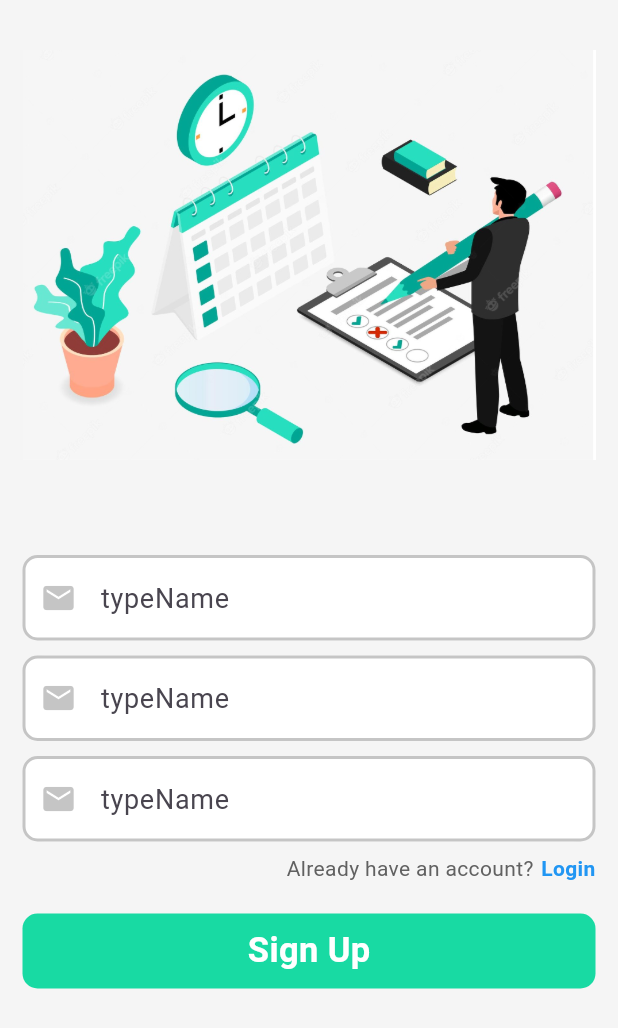
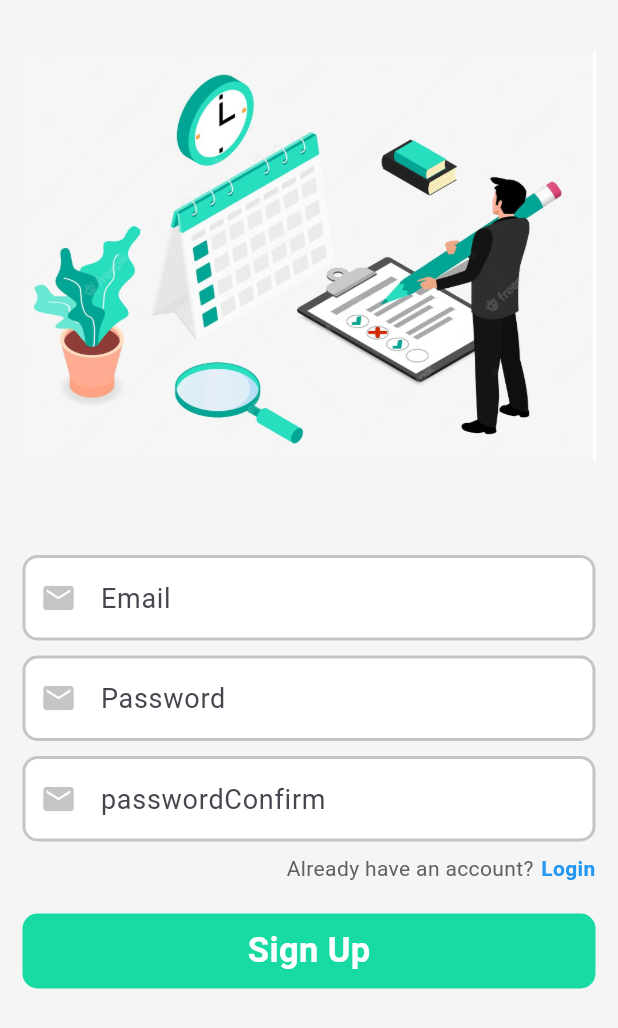
Before and after one commit to Emerson018/flutter_app, a Flutter app: the screen it shows after launch, after a tap on "Sign Up", on a phone screen of 412 x 824 dp. Shown: the top 1028 px of the screen. Run offline on Flutter 3.47's test engine with Material 3 defaults, Android fonts, the phone set to English and light mode, and no system bars; our stand-ins replace firebase_auth, firebase_core; accounts and stored records are empty.

Commit message:
corrigindo hinText

```diff
--- a/flutter_app/lib/main.dart
+++ b/flutter_app/lib/main.dart
@@ -24,3 +24,4 @@ class MyApp extends StatelessWidget {
     );
   }
 }
+// caso o erro aconteça de novo, segue o link: https://chat.deepseek.com/a/chat/s/321c1235-1cd6-4be6-8fa3-ef0c79b89b7f
--- a/flutter_app/lib/screen/login.dart
+++ b/flutter_app/lib/screen/login.dart
@@ -138,7 +138,7 @@ class _LogInScreenState extends State<LogInScreen> {
               horizontal: 15,
               vertical: 15
             ),
-            hintText: 'typeName',
+            hintText: typeName,
             enabledBorder: OutlineInputBorder(
               borderRadius: BorderRadius.circular(10),
               borderSide: BorderSide(
--- a/flutter_app/lib/screen/sign_up.dart
+++ b/flutter_app/lib/screen/sign_up.dart
@@ -142,7 +142,7 @@ class _SignUpScreenState extends State<SignUpScreen> {
               horizontal: 15,
               vertical: 15
             ),
-            hintText: 'typeName',
+            hintText: typeName,
             enabledBorder: OutlineInputBorder(
               borderRadius: BorderRadius.circular(10),
               borderSide: BorderSide(
```
